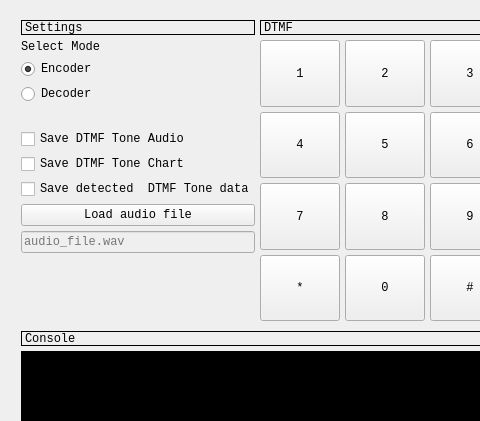
Before: the Qt Designer form MainWindow.ui in martimfj/lmmf_sound, drawn with Qt 5; both pictures show x 0 to 480 and y 0 to 421 of the 900 by 675 pixel window.
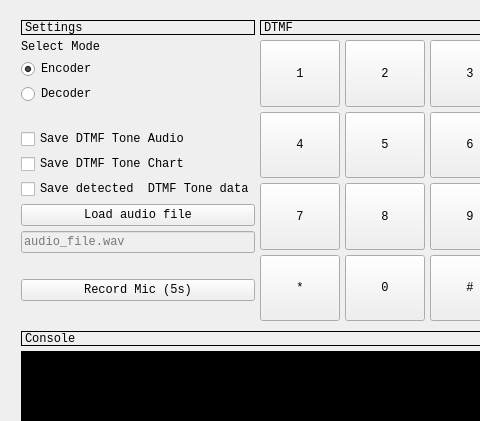
After: the same form once the commit is applied. Custom widgets are drawn as their Qt base class.

Diff of the .ui file:
```diff
--- a/MainWindow.ui
+++ b/MainWindow.ui
@@ -214,6 +214,26 @@
              </property>
             </spacer>
            </item>
+           <item>
+            <widget class="QPushButton" name="button_record_mic">
+             <property name="text">
+              <string>Record Mic (5s)</string>
+             </property>
+            </widget>
+           </item>
+           <item>
+            <spacer name="verticalSpacer_4">
+             <property name="orientation">
+              <enum>Qt::Vertical</enum>
+             </property>
+             <property name="sizeHint" stdset="0">
+              <size>
+               <width>20</width>
+               <height>10</height>
+              </size>
+             </property>
+            </spacer>
+           </item>
           </layout>
          </item>
          <item>
```
